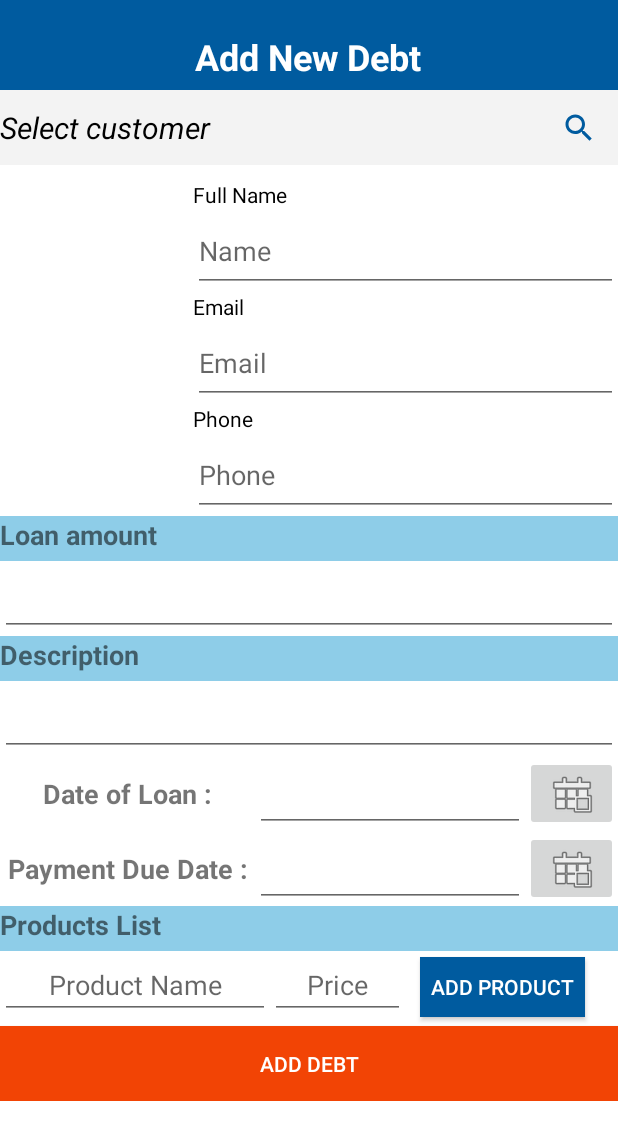
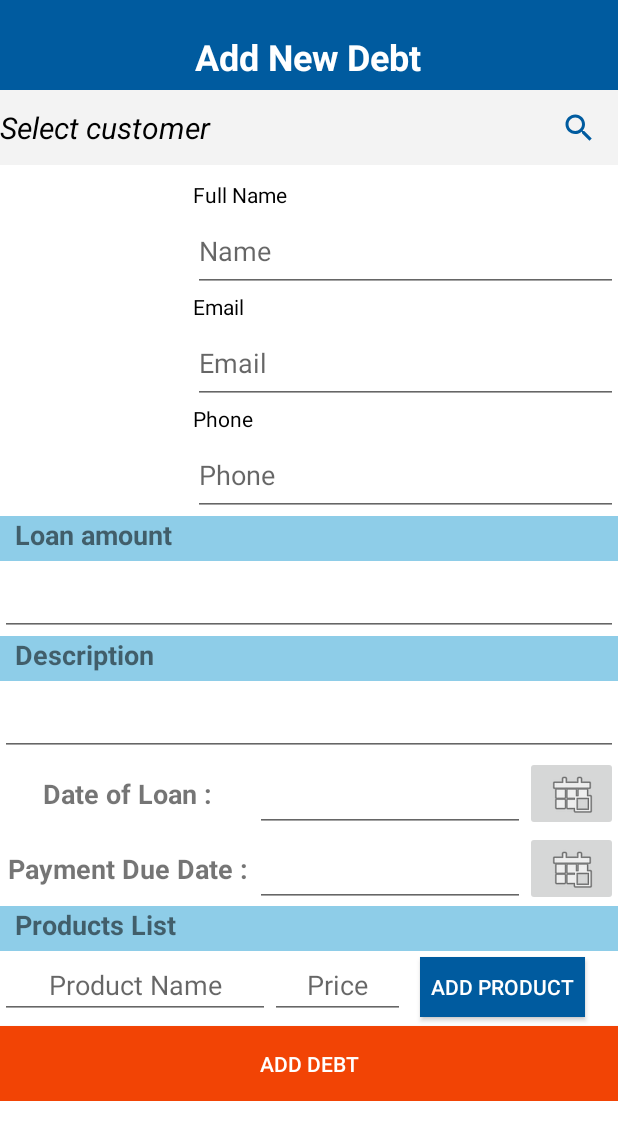
Before and after one commit to IBILL98/E_Debt_Book, an Android app: the addNewDebt screen opened directly, with no data from a screen before it, on a phone screen of 412 x 824 dp. Shown: the top 1140 px of the screen. Run offline under Robolectric (Android 15) with nearby library versions, the phone set to English and light mode, and no system bars; our stand-ins replace Firebase (no records; nobody signed in at launch, a user with empty details on screens opened directly); Roboto replaces fonts that are not available here; 1 statement that could not run was skipped.

Commit message:
add debts edited "B!L@L"

```diff
--- a/app/src/main/res/layout/activity_add_new_debt.xml
+++ b/app/src/main/res/layout/activity_add_new_debt.xml
@@ -152,10 +152,11 @@
             <TextView
                 android:layout_width="match_parent"
                 android:layout_height="30dp"
+                android:background="#8ecde8"
+                android:paddingLeft="10dp"
+                android:text="@string/loan_amount"
                 android:textSize="18sp"
-                android:text="@string/loan_amount"
-                android:background="#8ecde8"
-                android:textStyle="bold"/>
+                android:textStyle="bold" />
             <EditText
                 android:layout_width="match_parent"
                 android:layout_height="50dp"
@@ -163,13 +164,15 @@
                 android:id="@+id/loanAmountInput"
                 android:autofillHints=""
                 android:inputType="numberDecimal" />
+
             <TextView
                 android:layout_width="match_parent"
                 android:layout_height="30dp"
+                android:background="#8ecde8"
+                android:paddingLeft="10dp"
+                android:text="Description"
                 android:textSize="18sp"
-                android:text="Description"
-                android:background="#8ecde8"
-                android:textStyle="bold"/>
+                android:textStyle="bold" />
             <EditText
                 android:layout_width="match_parent"
                 android:layout_height="50dp"
@@ -234,14 +237,15 @@
 
 
             </LinearLayout>
+
             <TextView
                 android:layout_width="match_parent"
                 android:layout_height="30dp"
+                android:background="#8ecde8"
+                android:paddingLeft="10dp"
+                android:text="Products List"
                 android:textSize="18dp"
-                android:textStyle="bold"
-                android:text="Products List"
-                android:background="#8ecde8"
-                />
+                android:textStyle="bold" />
             <LinearLayout
                 android:layout_width="match_parent"
                 android:layout_height="50dp"
```
